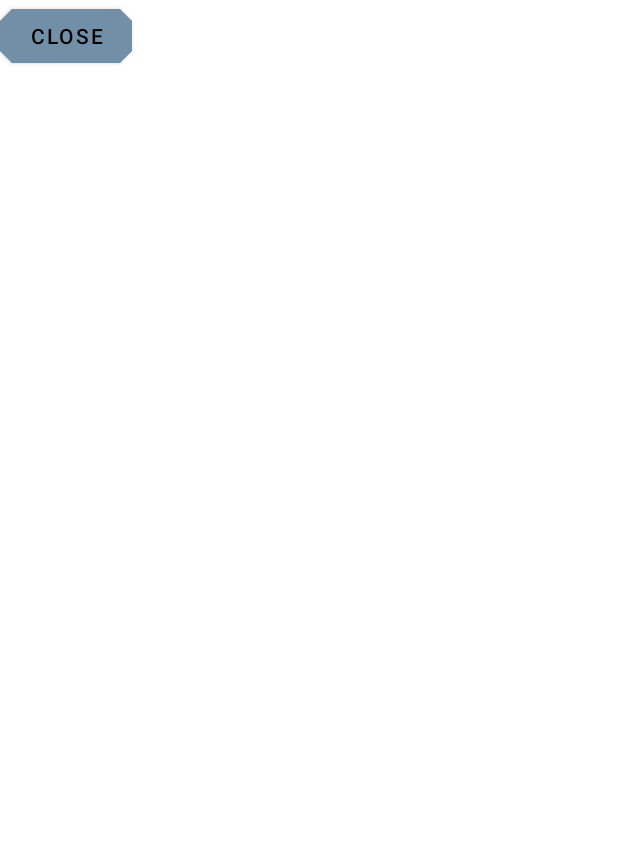
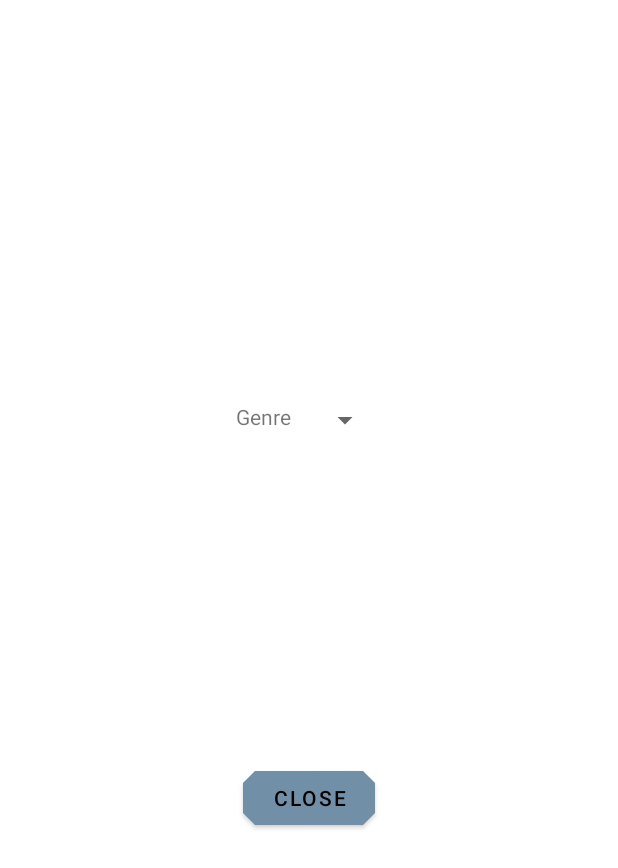
Before and after one commit to johncrawley/WebRadio, an Android app: the layout fragment_station_library.xml on its own in the app's theme, with its tools: preview values and no code run, on a phone screen of 412 x 824 dp. Shown: the top 868 px of the screen. Run offline under Robolectric (Android 15) with nearby library versions, the phone set to English and light mode, and no system bars.

Commit message:
Updating view for library fragment, adding genre entity creation.

```diff
--- a/app/src/main/java/com/jcrawley/webradio/repository/DbContract.java
+++ b/app/src/main/java/com/jcrawley/webradio/repository/DbContract.java
@@ -12,8 +12,8 @@ public final class DbContract {
         static final String COL_STATION_NAME = "name";
         static final String COL_URL = "url";
         static final String COL_LINK = "link";
-        static final String COL_IS_INCLUDED = "is_included";
         static final String COL_DESCRIPTION = "description";
+        static final String IS_LIBRARY_ENTRY = "is_library_entry";
     }
 
 
--- a/app/src/main/java/com/jcrawley/webradio/repository/DbHelper.java
+++ b/app/src/main/java/com/jcrawley/webradio/repository/DbHelper.java
@@ -23,7 +23,6 @@ public class DbHelper extends SQLiteOpenHelper {
     private static final String CLOSING_BRACKET = " );";
     private static final  String INTEGER = " INTEGER";
     private static final String TEXT = " TEXT";
-    private static final String BOOLEAN = " BOOLEAN";
     private static final String COMMA = ",";
     private static final String PRIMARY_KEY = " PRIMARY KEY";
     private static final String CREATE_TABLE_IF_NOT_EXISTS = "CREATE TABLE IF NOT EXISTS ";
@@ -36,8 +35,8 @@ public class DbHelper extends SQLiteOpenHelper {
                     + StationsEntry.COL_STATION_NAME + TEXT + COMMA
                     + StationsEntry.COL_URL + TEXT + COMMA
                     + StationsEntry.COL_LINK + TEXT + COMMA
-                    + StationsEntry.COL_IS_INCLUDED + BOOLEAN + COMMA
                     + StationsEntry.COL_DESCRIPTION + TEXT
+                    + StationsEntry.IS_LIBRARY_ENTRY + INTEGER
                     + CLOSING_BRACKET;
 
     private static final String SQL_CREATE_GENRES_TABLE =
--- a/app/src/main/java/com/jcrawley/webradio/repository/StationsRepository.java
+++ b/app/src/main/java/com/jcrawley/webradio/repository/StationsRepository.java
@@ -5,11 +5,12 @@ import java.util.List;
 public interface StationsRepository {
 
     void createStation(StationEntity stationEntity);
-    List<StationEntity> getAll();
+    List<StationEntity> getAllForStationsList();
     List<StationEntity> getAllLibrary();
     List<StationEntity> getFromLibraryWithGenre(String genre);
     void delete(long id);
     void update(StationEntity stationEntity);
+    List<String> getAllGenres();
 
 
 
--- a/app/src/main/res/layout/fragment_station_library.xml
+++ b/app/src/main/res/layout/fragment_station_library.xml
@@ -3,8 +3,38 @@
     xmlns:tools="http://schemas.android.com/tools"
     android:layout_width="match_parent"
     android:orientation="vertical"
+    android:gravity="center"
     android:layout_height="match_parent">
 
+    <LinearLayout
+        android:id="@+id/genreSpinnerLayout"
+        android:layout_width="wrap_content"
+        android:layout_height="wrap_content"
+        android:paddingHorizontal="20dp">
+
+        <TextView
+            android:layout_width="wrap_content"
+            android:layout_height="wrap_content"
+            android:labelFor="@id/genreSpinner"
+            android:layout_marginEnd="12dp"
+            android:text="@string/genre_spinner_label"/>
+        <Spinner
+            android:id="@+id/genreSpinner"
+            android:layout_width="wrap_content"
+            android:layout_height="wrap_content" />
+    </LinearLayout>
+
+    <ListView
+        android:id="@+id/stationsList"
+        android:visibility="visible"
+        android:isScrollContainer="false"
+        android:layout_width="match_parent"
+        android:layout_height="200dp"
+        android:layout_marginBottom="8dp"
+        android:layout_marginEnd="8dp"
+        android:layout_marginStart="8dp"
+        android:layout_marginTop="8dp"
+        />
 
     <Button
         android:id="@+id/closebutton"
--- a/app/src/main/res/values/strings.xml
+++ b/app/src/main/res/values/strings.xml
@@ -36,6 +36,7 @@
     <string name="notification_button_title_previous">Previous</string>
     <string name="notification_button_title_next">Next</string>
     <string name="content_description_delete_button">Remove Station</string>
+    <string name="genre_spinner_label">Genre</string>
     <string name="delete_station_confirmation_dialog_text">Are you sure you want to remove this station?</string>
     <string name="faq_dialog_title">FAQ</string>
     <string name="faq_button_text">FAQ</string>
```
Also changed, not shown: app/src/main/java/com/jcrawley/webradio/MainActivity.java (+9 -9 lines), app/src/main/java/com/jcrawley/webradio/repository/DbUtils.java (+11 -3 lines), app/src/main/java/com/jcrawley/webradio/repository/StationEntity.java (+34 -0 lines), app/src/main/java/com/jcrawley/webradio/repository/StationsRepositoryImpl.java (+26 -3 lines).
